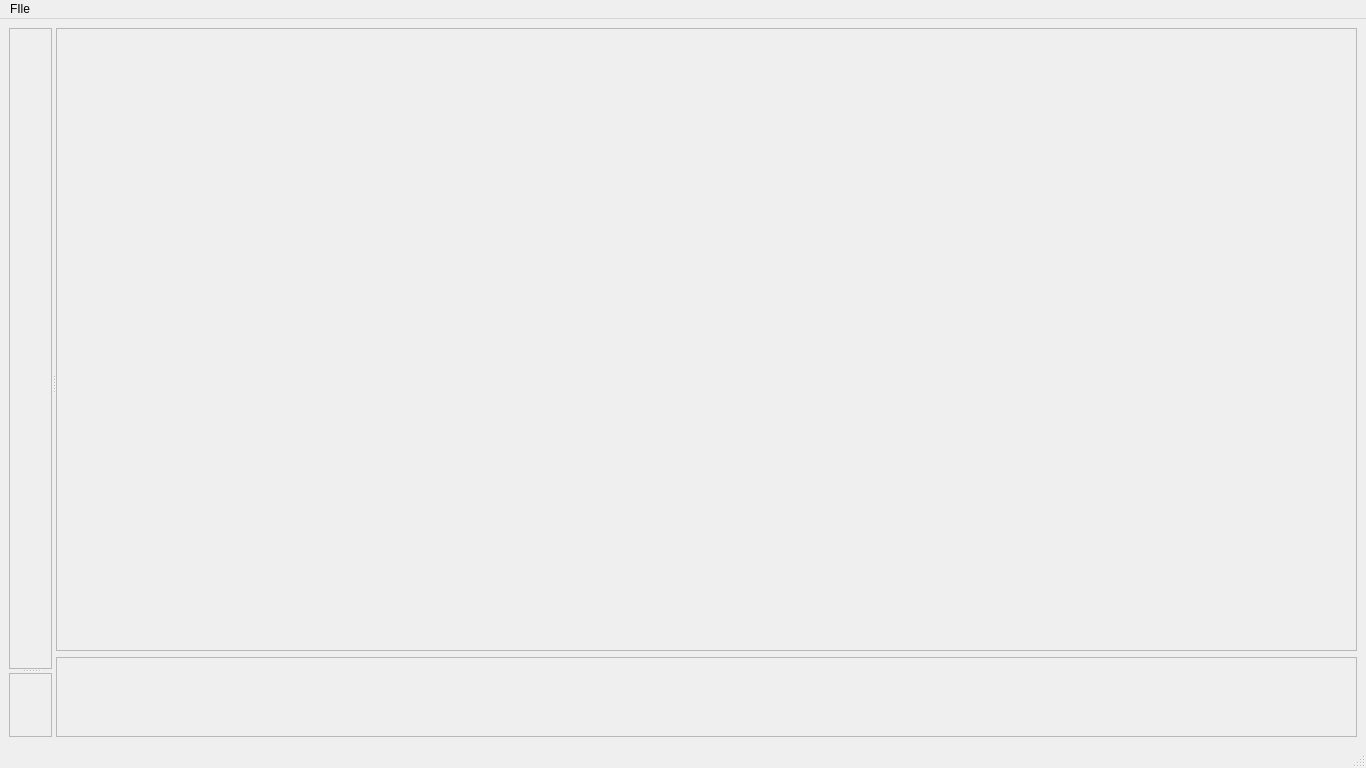
n00bcybot/easywatermark, file Main/UI/main_ui.ui: the form before one commit.
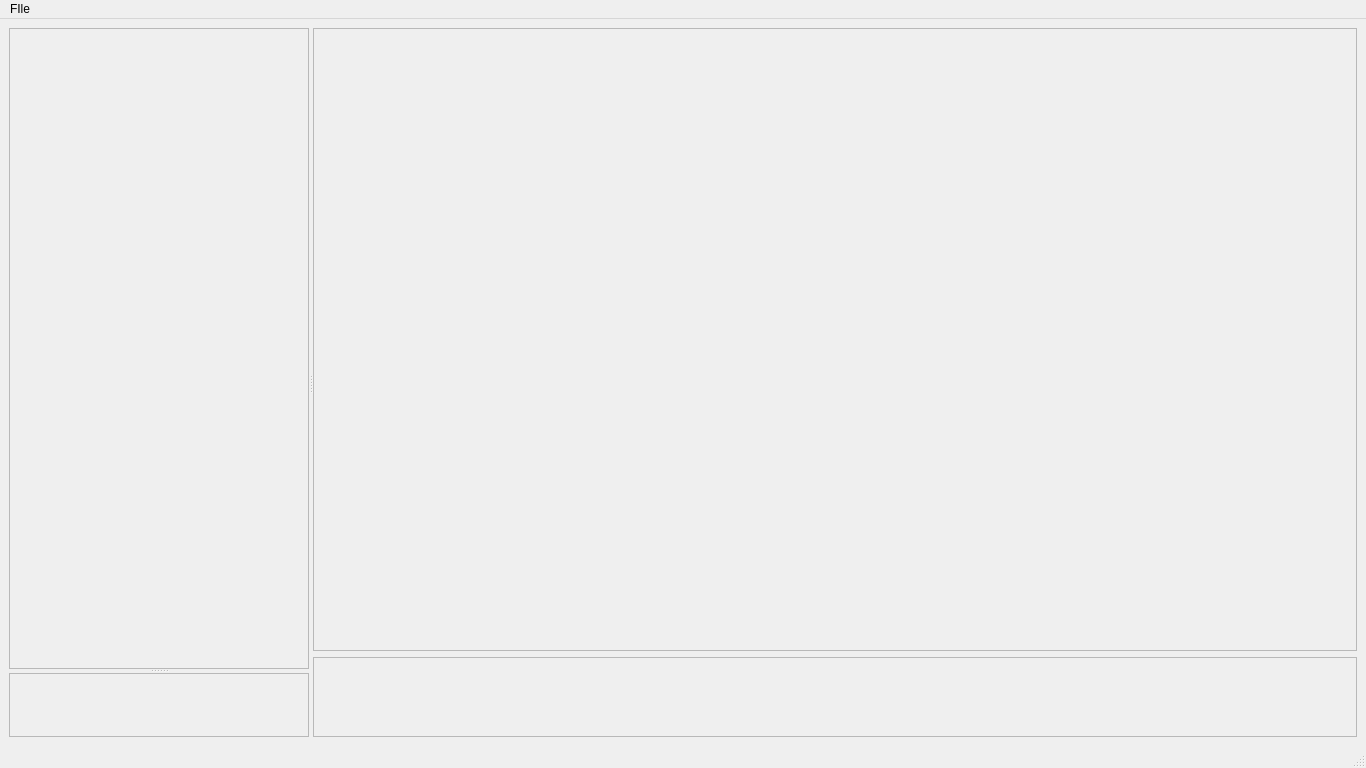
The form after the commit.

```diff
--- a/Main/UI/main_ui.ui
+++ b/Main/UI/main_ui.ui
@@ -13,6 +13,9 @@
   <property name="windowTitle">
    <string>MainWindow</string>
   </property>
+  <property name="styleSheet">
+   <string notr="true"/>
+  </property>
   <widget class="QWidget" name="centralwidget">
    <layout class="QGridLayout" name="gridLayout_4">
     <item row="0" column="0">
@@ -38,7 +41,7 @@
        </property>
        <property name="minimumSize">
         <size>
-         <width>0</width>
+         <width>300</width>
          <height>0</height>
         </size>
        </property>
```
